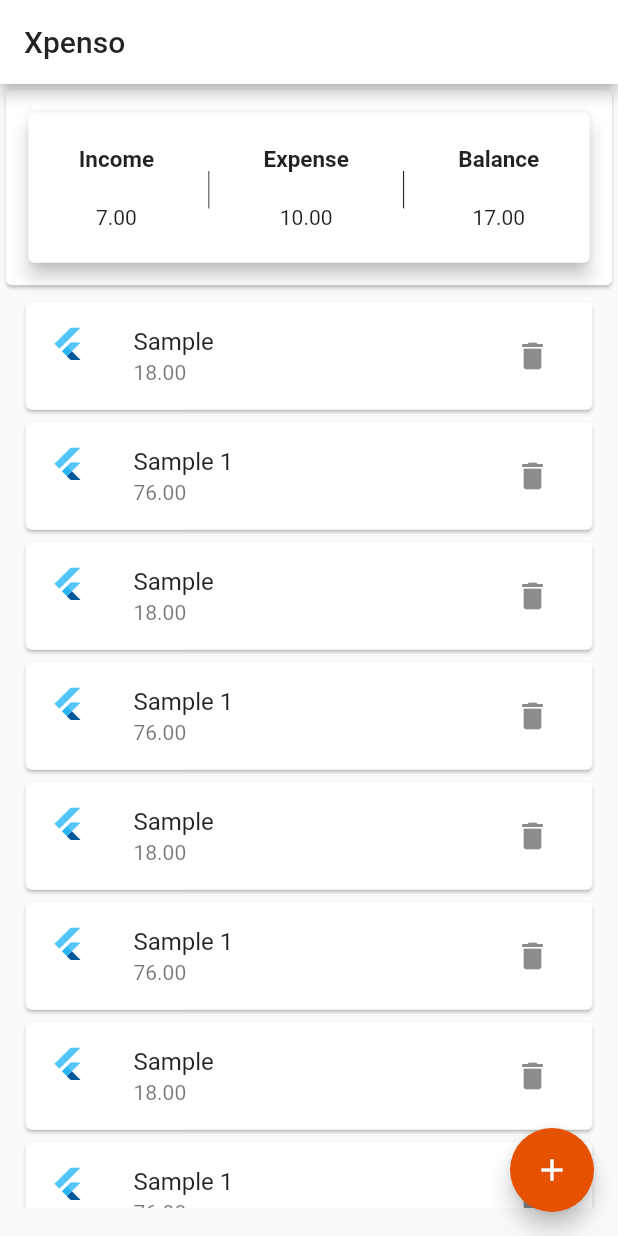
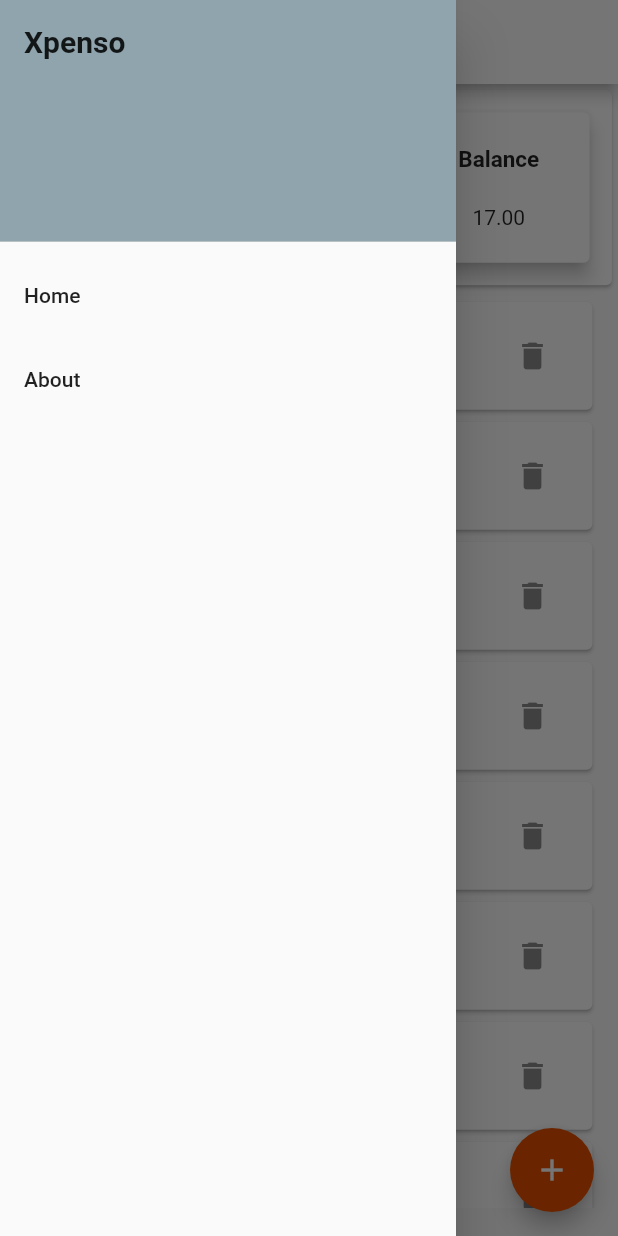
Before and after one commit to DevendraJ/xpenso, a Flutter app: the screen it shows after launch, with the side drawer open (before the commit the screen has no drawer), on a phone screen of 412 x 824 dp. Run offline on Flutter 3.47's test engine with Material 2 defaults, Android fonts, the light colour scheme and no system bars; our stand-ins replace date_time_picker.

Commit message:
Added a drawer to home page.

```diff
--- a/lib/main.dart
+++ b/lib/main.dart
@@ -1,5 +1,6 @@
 import 'package:flutter/material.dart';
 import 'package:xpenso/utility/data_store.dart';
+import 'package:xpenso/widgets/app_drawer.dart';
 import 'package:xpenso/widgets/month_overview.dart';
 import 'package:xpenso/widgets/new_transaction.dart';
 import 'package:xpenso/widgets/transaction_list.dart';
@@ -72,6 +73,7 @@
 
     return Scaffold(
       appBar: appBar,
+      drawer: AppDrawer(),
       body: Column(
         children: [
           Container(
@@ -98,7 +100,7 @@
               },
             ),
           );
-          if (needsRefresh) {
+          if (needsRefresh != null && needsRefresh) {
             _loadData();
           }
         },
--- /dev/null
+++ b/lib/widgets/app_drawer.dart
@@ -0,0 +1,35 @@
+import 'package:flutter/material.dart';
+
+class AppDrawer extends StatelessWidget {
+  @override
+  Widget build(BuildContext context) {
+    return Drawer(
+      child: ListView(
+        children: [
+          DrawerHeader(
+            child: Text(
+              'Xpenso',
+              style: TextStyle(
+                fontSize: 20,
+                fontWeight: FontWeight.bold,
+              ),
+            ),
+            decoration: BoxDecoration(
+              color: Colors.blueGrey[300],
+            ),
+          ),
+          ListTile(
+            title: Text('Home'),
+            onTap: () {
+              Navigator.popAndPushNamed(context, '/home');
+            },
+          ),
+          ListTile(
+            title: Text('About'),
+            onTap: () {},
+          )
+        ],
+      ),
+    );
+  }
+}
--- a/lib/widgets/month_overview.dart
+++ b/lib/widgets/month_overview.dart
@@ -33,6 +33,7 @@
             Text(
               '|',
               style: TextStyle(
+                color: Colors.grey[400],
                 fontSize: 30,
                 fontWeight: FontWeight.w100,
               ),
@@ -53,6 +54,7 @@
             Text(
               '|',
               style: TextStyle(
+                color: Colors.grey[400],
                 fontSize: 30,
                 fontWeight: FontWeight.w100,
               ),
```
Also changed, not shown: lib/widgets/new_transaction.dart (+3 -6 lines).
